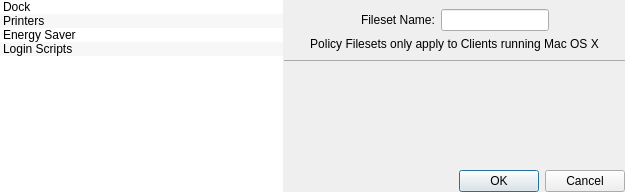
fw-dev/translations, file FWAdminLib/ManagedPolicyDlg.ui: the form before one commit.
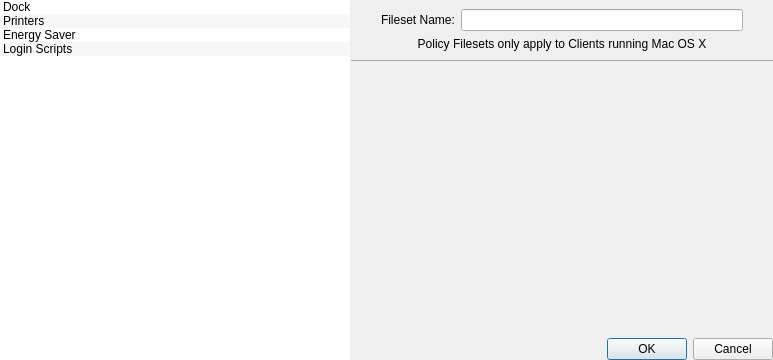
The form after the commit. Icons and pictures are not drawn. Custom widgets are drawn as their Qt base class.

```diff
--- a/FWAdminLib/ManagedPolicyDlg.ui
+++ b/FWAdminLib/ManagedPolicyDlg.ui
@@ -6,8 +6,8 @@
    <rect>
     <x>0</x>
     <y>0</y>
-    <width>625</width>
-    <height>192</height>
+    <width>773</width>
+    <height>360</height>
    </rect>
   </property>
   <property name="sizePolicy">
@@ -119,6 +119,9 @@
      </widget>
      <widget class="QWidget" name="layoutWidget">
       <layout class="QVBoxLayout" name="verticalLayout">
+       <property name="spacing">
+        <number>0</number>
+       </property>
        <item>
         <widget class="QGroupBox" name="groupBox">
          <property name="styleSheet">
@@ -130,19 +133,12 @@
          <layout class="QVBoxLayout" name="verticalLayout_3">
           <item>
            <layout class="QHBoxLayout" name="horizontalLayout">
-            <item>
-             <spacer name="horizontalSpacer_2">
-              <property name="orientation">
-               <enum>Qt::Horizontal</enum>
-              </property>
-              <property name="sizeHint" stdset="0">
-               <size>
-                <width>40</width>
-                <height>20</height>
-               </size>
-              </property>
-             </spacer>
-            </item>
+            <property name="leftMargin">
+             <number>20</number>
+            </property>
+            <property name="rightMargin">
+             <number>20</number>
+            </property>
             <item>
              <widget class="QLabel" name="label_2">
               <property name="sizePolicy">
@@ -159,26 +155,13 @@
             <item>
              <widget class="QLineEdit" name="nameLabel">
               <property name="sizePolicy">
-               <sizepolicy hsizetype="Fixed" vsizetype="Fixed">
+               <sizepolicy hsizetype="Preferred" vsizetype="Fixed">
                 <horstretch>0</horstretch>
                 <verstretch>0</verstretch>
                </sizepolicy>
               </property>
              </widget>
             </item>
-            <item>
-             <spacer name="horizontalSpacer">
-              <property name="orientation">
-               <enum>Qt::Horizontal</enum>
-              </property>
-              <property name="sizeHint" stdset="0">
-               <size>
-                <width>40</width>
-                <height>20</height>
-               </size>
-              </property>
-             </spacer>
-            </item>
            </layout>
           </item>
           <item>
@@ -209,6 +192,9 @@
        </item>
        <item>
         <layout class="QHBoxLayout" name="buttonLayout">
+         <property name="spacing">
+          <number>0</number>
+         </property>
          <property name="leftMargin">
           <number>12</number>
          </property>
@@ -252,6 +238,14 @@
    </item>
   </layout>
  </widget>
+ <customwidgets>
+  <customwidget>
+   <class>PrettySplitter</class>
+   <extends>QSplitter</extends>
+   <header>FileWaveGuiLib/prettysplitter/prettysplitter.h</header>
+   <container>1</container>
+  </customwidget>
+ </customwidgets>
  <resources>
   <include location="../FileWaveGuiLib/GuiLib.qrc"/>
  </resources>
```
Left out of the diff: 10 changed lines with no effect on the pictures.
